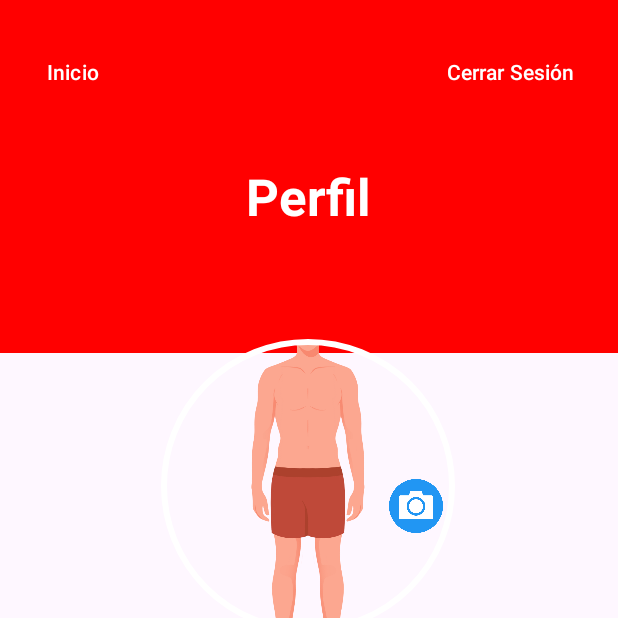
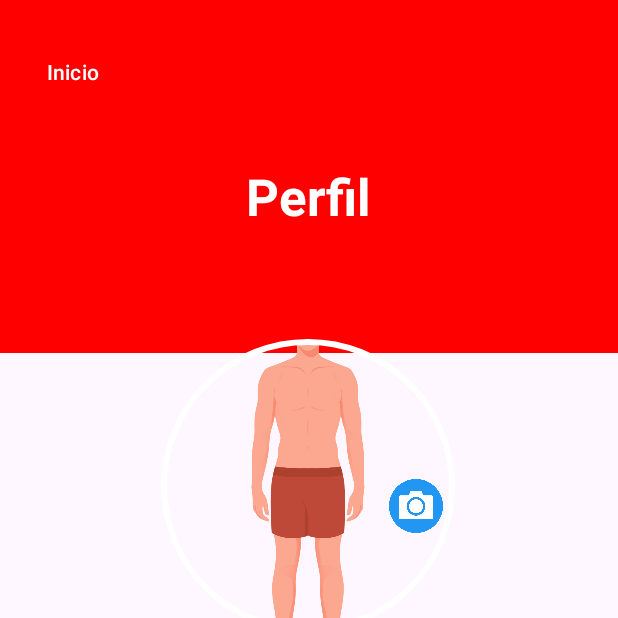
Before and after one commit to AugustoGM/proyectoRedQuiz, an Android app: the Perfil screen opened directly, with no data from a screen before it, on a phone screen of 412 x 824 dp, the top half of it. Run offline under Robolectric (Android 15) with nearby library versions, the phone set to English and light mode, and no system bars; our stand-ins replace Firebase (no records; nobody signed in at launch, a user with empty details on screens opened directly); 1 statement that could not run was skipped.

Commit message:
retirar boton_miperfil

```diff
--- a/app/src/main/res/layout/activity_perfil.xml
+++ b/app/src/main/res/layout/activity_perfil.xml
@@ -80,19 +80,6 @@
         app:layout_constraintStart_toStartOf="parent"
         app:layout_constraintTop_toTopOf="parent"
         tools:ignore="HardcodedText,TextContrastCheck" />
-
-    <Button
-        android:id="@+id/btn_cerrar3"
-        android:layout_width="wrap_content"
-        android:layout_height="wrap_content"
-        android:layout_marginTop="24dp"
-        android:backgroundTint="#FF0000"
-        android:text="@string/cerrar_sesi_n"
-        app:layout_constraintEnd_toEndOf="parent"
-        app:layout_constraintHorizontal_bias="0.981"
-        app:layout_constraintStart_toStartOf="parent"
-        app:layout_constraintTop_toTopOf="parent"
-        tools:ignore="TextContrastCheck" />
 
     <TextView
         android:id="@+id/textView52"
```
